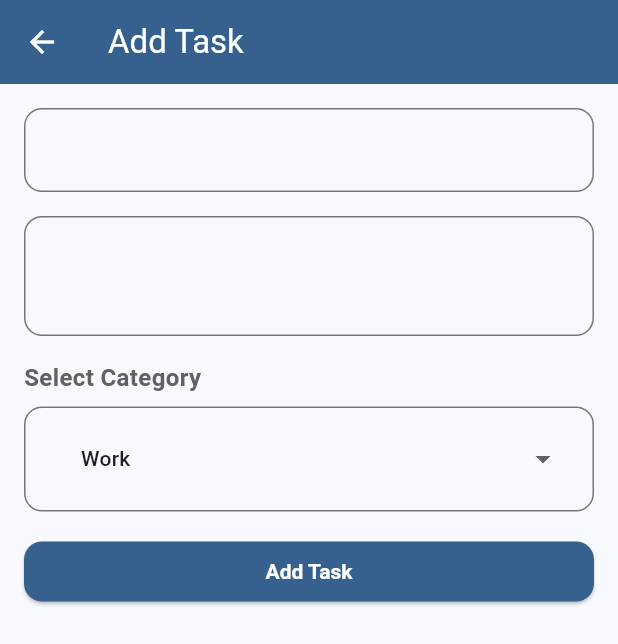
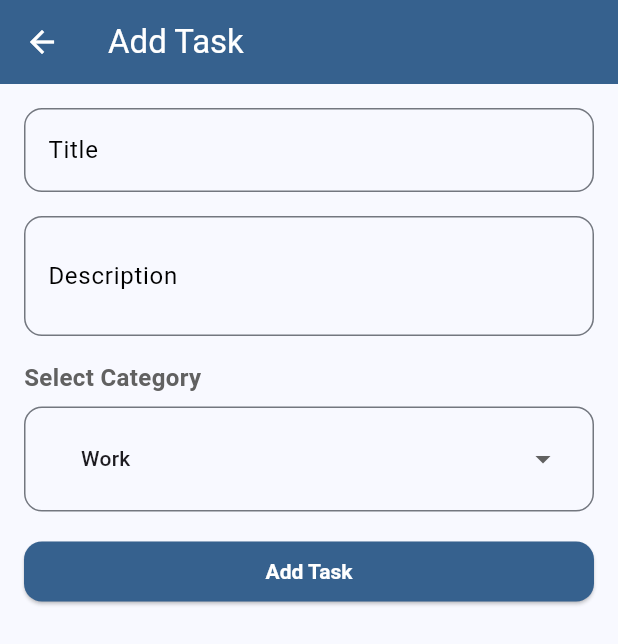
Before and after one commit to Muhammed-Unais/agua_todo_app, a Flutter app: the screen it shows after launch, after a tap on the "add" icon, on a phone screen of 412 x 824 dp. Shown: the top 644 px of the screen. Run offline on Flutter 3.47's test engine with Material 3 defaults, Android fonts, the light colour scheme and no system bars; our stand-ins replace dropdown_button2, hive_flutter, shared_preferences; accounts and stored records are empty.

Commit message:
Changed theme class
  - texfield lable color changed

```diff
--- a/lib/core/theme/app_theme.dart
+++ b/lib/core/theme/app_theme.dart
@@ -88,7 +88,7 @@ class ThemeProvider with ChangeNotifier {
           borderRadius: BorderRadius.circular(12),
           borderSide: BorderSide(color: colorScheme.primary),
         ),
-        labelStyle: TextStyle(color: colorScheme.surface),
+        labelStyle: const TextStyle(color: Colors.black),
       ),
 
       // Switches, checkboxes, radio
--- a/lib/main.dart
+++ b/lib/main.dart
@@ -43,14 +43,16 @@ class MyApp extends StatelessWidget {
           create: (context) => ThemeProvider(),
         )
       ],
-      child: Consumer<ThemeProvider>(builder: (context, value, _) {
+      child: Consumer<ThemeProvider>(
+        builder: (context, value, _) {
           return MaterialApp(
             debugShowCheckedModeBanner: false,
             title: 'Flutter Demo',
             theme: value.currentTheme,
             home: const HomePage(),
           );
-      }),
+        },
+      ),
     );
   }
 }
```
Lines whose indentation alone changed are shown as unchanged.
